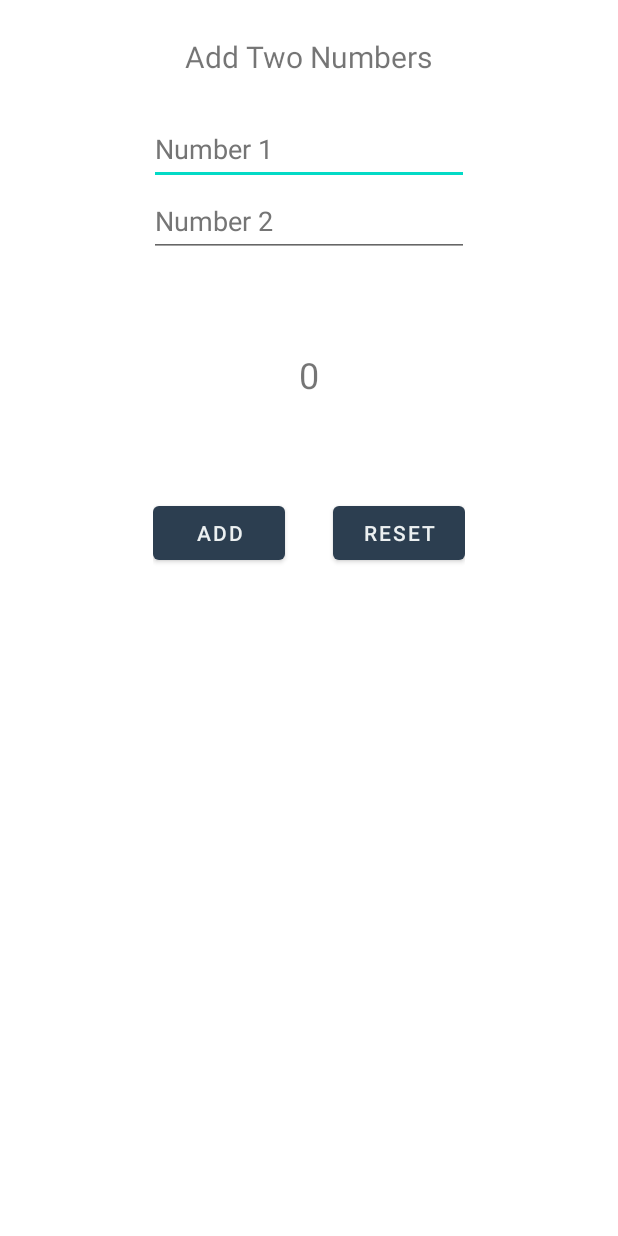
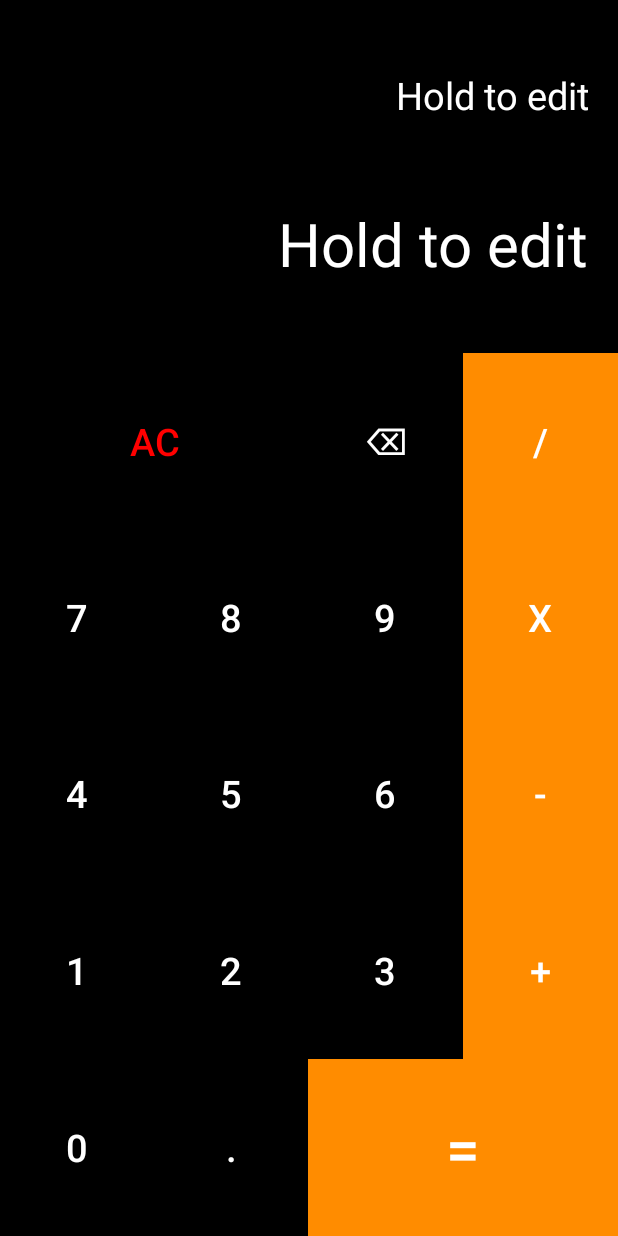
Before and after one commit to julianhv20/Add2Numbers, an Android app: the layout activity_main.xml on its own in the app's theme, with its tools: preview values and no code run, on a phone screen of 412 x 824 dp. Run offline under Robolectric (Android 15) with nearby library versions, the phone set to English and light mode, and no system bars.

Commit message:
UI changed to a complete calculator app

```diff
--- a/app/src/main/AndroidManifest.xml
+++ b/app/src/main/AndroidManifest.xml
@@ -13,8 +13,9 @@
         android:supportsRtl="true"
         android:theme="@style/Theme.Add2Numbers"
         tools:targetApi="31">
+
         <activity
-            android:name=".MainActivity"
+            android:name=".ui.MainActivity"
             android:exported="true">
             <intent-filter>
                 <action android:name="android.intent.action.MAIN" />
--- a/app/src/main/java/com/julianhv20/add2numbers/MainActivity.kt
+++ /dev/null
@@ -1,48 +0,0 @@
-package com.julianhv20.add2numbers
-
-import androidx.appcompat.app.AppCompatActivity
-import android.os.Bundle
-import com.julianhv20.add2numbers.databinding.ActivityMainBinding
-
-
-class MainActivity : AppCompatActivity() {
-
-    private lateinit var binding : ActivityMainBinding
-
-    override fun onCreate(savedInstanceState: Bundle?) {
-        super.onCreate(savedInstanceState)
-        binding = ActivityMainBinding.inflate(layoutInflater)
-        setContentView(binding.root)
-
-        binding.btnAdd.setOnClickListener {
-
-            //Check empty values
-
-            if (binding.etNumber1.text.isEmpty() || binding.etNumber2.text.isEmpty()) {
-                binding.tvResult.text = "Please enter a value"
-            } else {
-                //Convert to int
-                val number1 = binding.etNumber1.text.toString().toInt()
-                val number2 = binding.etNumber2.text.toString().toInt()
-
-                //Add numbers
-                val result = number1 + number2
-
-                //Display result
-                binding.tvResult.text = result.toString()
-
-            }
-
-
-        }
-
-        //Clear inputs
-
-        binding.btnReset.setOnClickListener {
-            binding.etNumber1.text.clear()
-            binding.etNumber2.text.clear()
-            binding.tvResult.text = "0"
-        }
-
-    }
-}
--- /dev/null
+++ b/app/src/main/java/com/julianhv20/add2numbers/ui/MainActivity.kt
@@ -0,0 +1,25 @@
+package com.julianhv20.add2numbers.ui
+
+import androidx.appcompat.app.AppCompatActivity
+import android.os.Bundle
+import android.view.View
+import com.julianhv20.add2numbers.databinding.ActivityMainBinding
+
+
+class MainActivity : AppCompatActivity() {
+
+    private lateinit var binding : ActivityMainBinding
+
+    override fun onCreate(savedInstanceState: Bundle?) {
+        super.onCreate(savedInstanceState)
+        binding = ActivityMainBinding.inflate(layoutInflater)
+        setContentView(binding.root)
+
+
+
+    }
+
+    fun allClearAction(view: View) {}
+    fun backSpaceAction(view: View) {}
+    fun equalsAction(view: View) {}
+}
--- a/app/src/main/res/layout/activity_main.xml
+++ b/app/src/main/res/layout/activity_main.xml
@@ -1,102 +1,198 @@
 <?xml version="1.0" encoding="utf-8"?>
-<androidx.constraintlayout.widget.ConstraintLayout xmlns:android="http://schemas.android.com/apk/res/android"
+<LinearLayout
+    xmlns:android="http://schemas.android.com/apk/res/android"
     xmlns:app="http://schemas.android.com/apk/res-auto"
     xmlns:tools="http://schemas.android.com/tools"
+    android:id="@+id/viewContainer"
     android:layout_width="match_parent"
     android:layout_height="match_parent"
-    tools:context=".MainActivity">
+    android:orientation="vertical"
+    android:background="@color/black"
+    tools:context=".ui.MainActivity">
+
+    <androidx.constraintlayout.widget.ConstraintLayout
+        android:layout_width="match_parent"
+        android:layout_height="0dp"
+        android:layout_weight="2"
+        android:padding="20dp">
 
         <TextView
-        android:id="@+id/tvTitle"
-        android:layout_width="wrap_content"
+            android:id="@+id/tvWorkings"
+            android:layout_width="match_parent"
             android:layout_height="wrap_content"
-        android:layout_marginTop="24dp"
-        android:text="@string/add_two_numbers"
-        android:textSize="20sp"
+            android:lines="2"
+            android:maxLines="2"
+            android:textColor="@color/white"
+            android:textSize="25sp"
+            android:textAlignment="textEnd"
+            app:layout_constraintBottom_toTopOf="@+id/tvResult"
             app:layout_constraintEnd_toEndOf="parent"
             app:layout_constraintStart_toStartOf="parent"
-        app:layout_constraintTop_toTopOf="parent" />
-
-    <EditText
-        android:id="@+id/etNumber1"
-        android:layout_width="wrap_content"
-        android:layout_height="wrap_content"
-        android:layout_marginTop="24dp"
-        android:ems="10"
-        android:hint="@string/number_1"
-        android:inputType="number"
-        android:minHeight="48dp"
-        android:textColorHint="#757575"
-        app:layout_constraintEnd_toEndOf="parent"
-        app:layout_constraintStart_toStartOf="parent"
-        app:layout_constraintTop_toBottomOf="@+id/tvTitle" />
-
-    <EditText
-        android:id="@+id/etNumber2"
-        android:layout_width="wrap_content"
-        android:layout_height="wrap_content"
-        android:ems="10"
-        android:hint="@string/number_2"
-        android:inputType="number"
-        android:minHeight="48dp"
-        android:textColorHint="#757575"
-        app:layout_constraintEnd_toEndOf="parent"
-        app:layout_constraintStart_toStartOf="parent"
-        app:layout_constraintTop_toBottomOf="@+id/etNumber1"
-
-        />
+            app:layout_constraintTop_toTopOf="parent"
+            tools:text="Hold to edit" />
 
         <TextView
             android:id="@+id/tvResult"
-        android:layout_width="wrap_content"
+            android:layout_width="match_parent"
             android:layout_height="wrap_content"
-        android:text="0"
-
-        android:textSize="24sp"
+            android:lines="1"
+            android:maxLines="1"
+            android:textColor="@color/white"
+            android:textSize="40sp"
+            android:textAlignment="textEnd"
             app:layout_constraintBottom_toBottomOf="parent"
             app:layout_constraintEnd_toEndOf="parent"
             app:layout_constraintStart_toStartOf="parent"
-        app:layout_constraintTop_toBottomOf="@+id/etNumber2"
-        app:layout_constraintVertical_bias="0.1" />
+            app:layout_constraintTop_toBottomOf="@+id/tvWorkings"
+            tools:text="Hold to edit" />
+
+
+    </androidx.constraintlayout.widget.ConstraintLayout>
 
 
     <LinearLayout
-        android:layout_width="wrap_content"
-        android:layout_height="wrap_content"
-        android:orientation="horizontal"
-        app:layout_constraintVertical_bias="0.1"
-        android:padding="18dp"
-        app:layout_constraintBottom_toBottomOf="parent"
-        app:layout_constraintEnd_toEndOf="parent"
-        app:layout_constraintStart_toStartOf="parent"
-        app:layout_constraintTop_toBottomOf="@+id/tvResult">
+        style="@style/buttonRow"
+        >
+
+        <Button
+
+            style="@style/buttonNumber"
+            android:onClick="allClearAction"
+            android:textColor="@color/red"
+            android:text="AC"
+            android:layout_weight="2"
+            />
+
+        <Button
+            style="@style/buttonNumber"
+            android:onClick="backSpaceAction"
+            android:text="⌫" />
+
 
 
         <Button
-            android:id="@+id/btnAdd"
-            android:layout_width="wrap_content"
-            android:layout_height="wrap_content"
-            android:layout_marginEnd="16dp"
-            android:text="@string/add"
+
+            style="@style/buttonOperator"
+            android:text="/" />
 
 
 
 
+
+    </LinearLayout>
+
+    <LinearLayout
+        style="@style/buttonRow"
+        >
+
+        <Button
+            style="@style/buttonNumber"
+            android:text="7" />
+
+        <Button
+            style="@style/buttonNumber"
+            android:text="8" />
+
+        <Button
+            style="@style/buttonNumber"
+            android:text="9" />
+
+        <Button
+            style="@style/buttonOperator"
+            android:text="x" />
+
+
+
+
+
+    </LinearLayout>
+
+    <LinearLayout
+        style="@style/buttonRow"
+        >
+
+        <Button
+            style="@style/buttonNumber"
+            android:text="4" />
+
+        <Button
+            style="@style/buttonNumber"
+            android:text="5" />
+
+        <Button
+            style="@style/buttonNumber"
+            android:text="6" />
+
+        <Button
+            style="@style/buttonOperator"
+            android:text="-" />
+
+
+
+
+
+    </LinearLayout>
+
+    <LinearLayout
+        style="@style/buttonRow"
+        >
+
+        <Button
+            style="@style/buttonNumber"
+            android:text="1" />
+
+        <Button
+            style="@style/buttonNumber"
+            android:text="2" />
+
+        <Button
+            style="@style/buttonNumber"
+            android:text="3" />
+
+        <Button
+            style="@style/buttonOperator"
+            android:text="+" />
+
+
+
+
+
+    </LinearLayout>
+
+    <LinearLayout
+        style="@style/buttonRow"
+        >
+
+        <Button
+            style="@style/buttonNumber"
+            android:text="0" />
+
+        <Button
+            style="@style/buttonNumber"
+            android:text="." />
+
+        <Button
+            style="@style/buttonNumber"
+            android:text="="
+            android:background="@color/orange"
+            android:onClick="equalsAction"
+            android:textSize="40sp"
+            android:layout_weight="2"
             />
 
-        <Button
-            android:id="@+id/btnReset"
-            android:layout_width="wrap_content"
-            android:layout_height="wrap_content"
-            android:layout_marginStart="16dp"
-            android:text="@string/reset"
 
 
-            />
+
+
+
 
     </LinearLayout>
 
 
 
 
-</androidx.constraintlayout.widget.ConstraintLayout>
+
+
+
+
+</LinearLayout>
--- a/app/src/main/res/values/colors.xml
+++ b/app/src/main/res/values/colors.xml
@@ -1,7 +1,10 @@
 <?xml version="1.0" encoding="utf-8"?>
 <resources>
-    <color name="primary">#2c3e50</color>
-    <color name="accent">#d35400</color>
-    <color name="white">#ecf0f1</color>
+    <color name="red">#F00</color>
+    <color name="orange">#FF8C00</color>
+    <color name="almostBlack">#222</color>
 
+    <color name="black">#FF000000</color>
+    <color name="white">#FFFFFFFF</color>
+    <color name="background">#4F1497</color>
 </resources>
--- a/app/src/main/res/values/strings.xml
+++ b/app/src/main/res/values/strings.xml
@@ -1,8 +1,3 @@
 <resources>
-    <string name="app_name">Add2Numbers</string>
-    <string name="add_two_numbers">Add Two Numbers</string>
-    <string name="number_1">Number 1</string>
-    <string name="number_2">Number 2</string>
-    <string name="add">ADD</string>
-    <string name="reset">Reset</string>
+    <string name="app_name">Calculator</string>
 </resources>
--- /dev/null
+++ b/app/src/main/res/values/styles.xml
@@ -0,0 +1,37 @@
+<?xml version="1.0" encoding="utf-8"?>
+<resources>
+    <style name="buttonRow" >
+        <item name="android:layout_weight">1</item>
+        <item name="android:layout_width">match_parent</item>
+        <item name="android:layout_height">0dp</item>
+
+
+    </style>
+
+    <style name="buttonNumber" >
+        <item name="android:layout_weight">1</item>
+        <item name="android:layout_width">0dp</item>
+        <item name="android:layout_height">match_parent</item>
+        <item name="android:onClick">numberAction</item>
+        <item name="android:background">@null</item>
+        <item name="android:textSize">25sp</item>
+        <item name="android:textAlignment">center</item>
+        <item name="android:gravity">center</item>
+        <item name="android:textColor">@color/white</item>
+
+    </style>
+
+    <style name="buttonOperator" >
+        <item name="android:layout_weight">1</item>
+        <item name="android:layout_width">0dp</item>
+        <item name="android:layout_height">match_parent</item>
+        <item name="android:onClick">operationAction</item>
+        <item name="android:background">@color/orange</item>
+        <item name="android:textSize">25sp</item>
+        <item name="android:textAlignment">center</item>
+        <item name="android:gravity">center</item>
+        <item name="android:textColor">@color/white</item>
+
+    </style>
+
+</resources>
--- a/app/src/main/res/values/themes.xml
+++ b/app/src/main/res/values/themes.xml
@@ -1,10 +1,11 @@
 <resources xmlns:tools="http://schemas.android.com/tools">
     <!-- Base application theme. -->
-    <style name="Theme.Add2Numbers" parent="Theme.MaterialComponents.DayNight.DarkActionBar">
+    <style name="Theme.Add2Numbers" parent="Theme.AppCompat">
         <!-- Primary brand color. -->
-        <item name="colorPrimary">@color/primary</item>
-        <item name="colorPrimaryVariant">@color/accent</item>
+        <item name="colorPrimary">@color/orange</item>
+        <item name="colorPrimaryVariant">@color/almostBlack</item>
         <item name="colorOnPrimary">@color/white</item>
+        <!-- Secondary brand color. -->
 
         <!-- Status bar color. -->
         <item name="android:statusBarColor" tools:targetApi="l">?attr/colorPrimaryVariant</item>
--- a/build.gradle
+++ b/build.gradle
@@ -2,7 +2,7 @@
 plugins {
     id 'com.android.application' version '7.2.0' apply false
     id 'com.android.library' version '7.2.0' apply false
-    id 'org.jetbrains.kotlin.android' version '1.6.21' apply false
+    id 'org.jetbrains.kotlin.android' version '1.7.0' apply false
 }
 
 task clean(type: Delete) {
```
Lines whose indentation alone changed are shown as unchanged.
